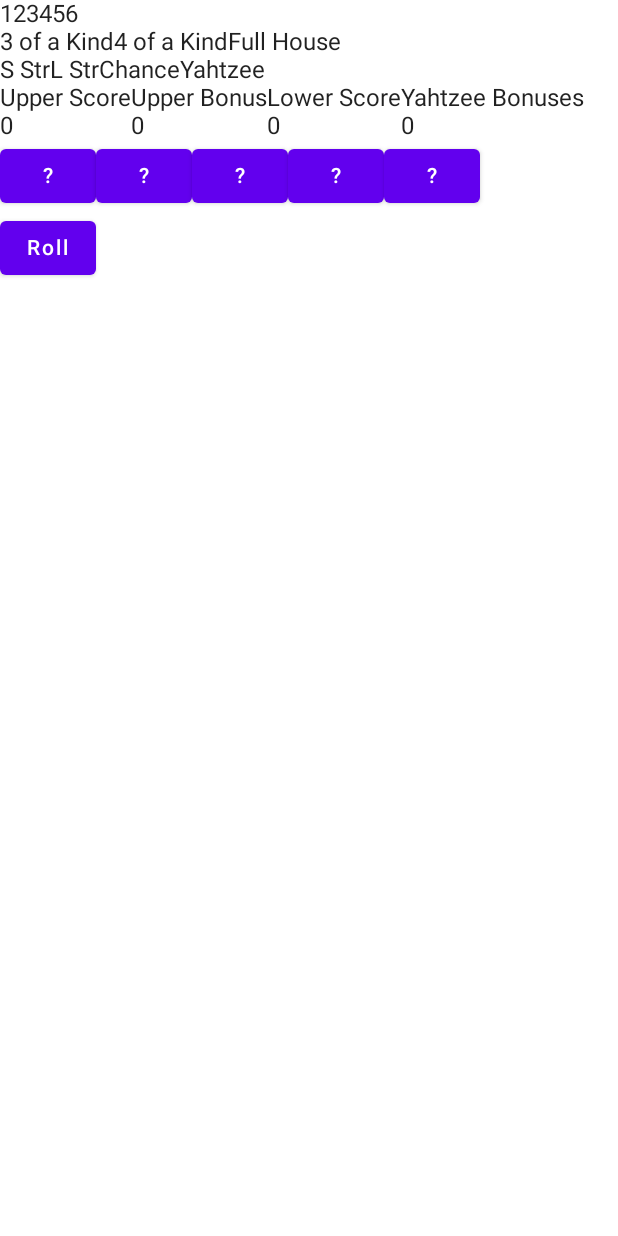
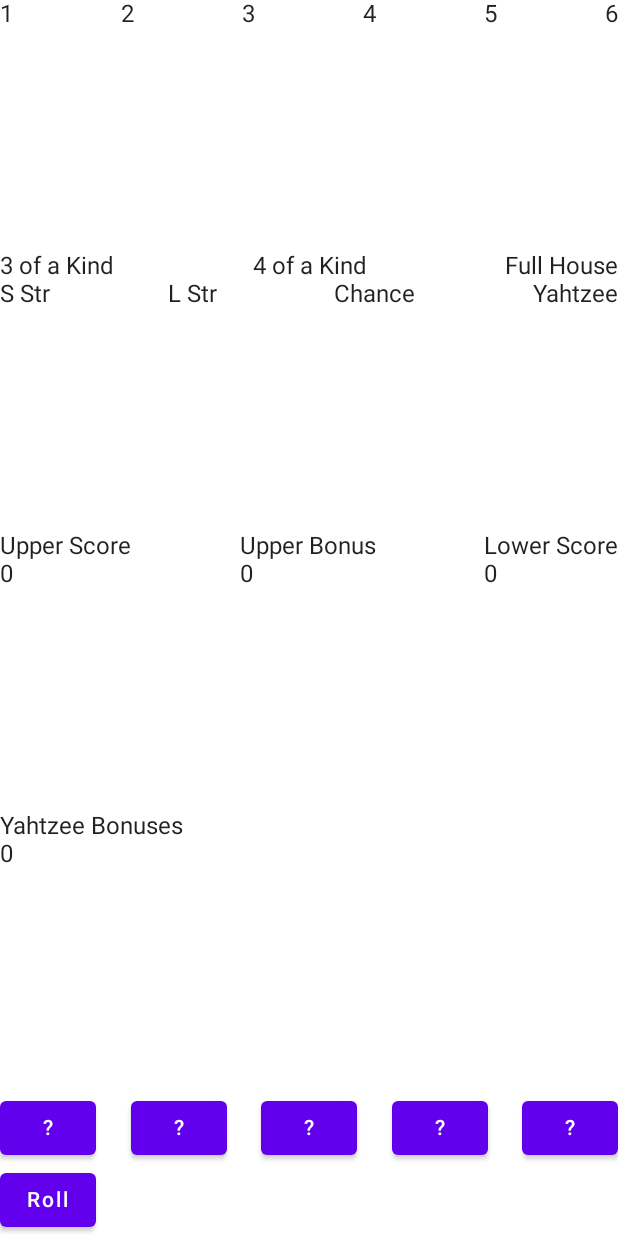
Before and after one commit to bryceac/yahtzee_android, an Android app built with Jetpack Compose: the screen it shows after launch (MainActivity), on a phone screen of 412 x 824 dp. Run offline under Robolectric (Android 15) with nearby library versions, the phone set to English and light mode, and no system bars.

Commit message:
work o UI.

```diff
--- a/app/src/main/java/me/brycecampbell/yahtzee/MainActivity.kt
+++ b/app/src/main/java/me/brycecampbell/yahtzee/MainActivity.kt
@@ -3,8 +3,7 @@ package me.brycecampbell.yahtzee
 import android.os.Bundle
 import androidx.activity.ComponentActivity
 import androidx.activity.compose.setContent
-import androidx.compose.foundation.layout.Column
-import androidx.compose.foundation.layout.Row
+import androidx.compose.foundation.layout.*
 import androidx.compose.material.Button
 import androidx.compose.material.MaterialTheme
 import androidx.compose.material.Surface
@@ -13,6 +12,7 @@ import androidx.compose.runtime.Composable
 import androidx.compose.runtime.MutableState
 import androidx.compose.runtime.mutableStateOf
 import androidx.compose.runtime.remember
+import androidx.compose.ui.Modifier
 import androidx.compose.ui.tooling.preview.Preview
 import me.brycecampbell.yahtzee.ui.theme.YahtzeeTheme
 
@@ -49,7 +49,7 @@ class MainActivity : ComponentActivity() {
             YahtzeeTheme {
                 // A surface container using the 'background' color from the theme
                 Surface(color = MaterialTheme.colors.background) {
-                    Column {
+                    Column(modifier = Modifier.fillMaxHeight(), verticalArrangement = Arrangement.SpaceBetween) {
                         UpperSection()
                         LowerSection()
                         ScoreSection()
@@ -70,7 +70,7 @@ class MainActivity : ComponentActivity() {
 
         val game = state.value.clone() as Game
 
-        Row {
+        Row(modifier = Modifier.fillMaxWidth(), horizontalArrangement = Arrangement.SpaceBetween) {
             for (key in game.upperKeys) {
                 Column {
                     Text("$key")
@@ -83,11 +83,10 @@ class MainActivity : ComponentActivity() {
                         val points = game.upperPossibilities[key]!!
 
                         Button(onClick = {
-                            game.scoreboard.upperSection[key] = points
-
                             if (Pair.pair(game.dice) == Pair.FIVE_OF_A_KIND && game.scoreboard.lowerSection[game.lowerKeys.last()] == 50) {
                                 game.scoreboard.numberOfYahtzeeBonsuses += 1
                             }
+                            game.scoreboard.upperSection[key] = points
                             game.rolls = 0
                             game.releaseDice()
                             state.value = game
@@ -109,7 +108,7 @@ class MainActivity : ComponentActivity() {
         val secondRowKeyIndices = game.lowerKeys.indices.filter { it in 3..6 }
 
         Column {
-            Row {
+            Row(modifier = Modifier.fillMaxWidth(), horizontalArrangement = Arrangement.SpaceBetween) {
                 for (index in firstRowKeyIndices) {
                     val key = game.lowerKeys[index]
 
@@ -124,10 +123,10 @@ class MainActivity : ComponentActivity() {
                             val points: Int = game.lowerPossibilities[key]!!
 
                             Button(onClick = {
-                                game.scoreboard.lowerSection[key] = points
                                 if (Pair.pair(game.dice) == Pair.FIVE_OF_A_KIND && game.scoreboard.lowerSection[game.lowerKeys.last()] == 50) {
                                     game.scoreboard.numberOfYahtzeeBonsuses += 1
                                 }
+                                game.scoreboard.lowerSection[key] = points
                                 game.rolls = 0
                                 game.releaseDice()
                                 state.value = game
@@ -139,7 +138,7 @@ class MainActivity : ComponentActivity() {
                 }
             }
 
-            Row {
+            Row(modifier = Modifier.fillMaxWidth(), horizontalArrangement = Arrangement.SpaceBetween) {
                 for (index in secondRowKeyIndices) {
                     val key = game.lowerKeys[index]
 
@@ -154,11 +153,10 @@ class MainActivity : ComponentActivity() {
                             val points = game.lowerPossibilities[key]!!
 
                             Button(onClick = {
-                                game.scoreboard.lowerSection[key] = points
                                 if (Pair.pair(game.dice) == Pair.FIVE_OF_A_KIND && game.scoreboard.lowerSection[game.lowerKeys.last()] == 50) {
                                     game.scoreboard.numberOfYahtzeeBonsuses += 1
                                 }
-
+                                game.scoreboard.lowerSection[key] = points
                                 game.rolls = 0
                                 game.releaseDice()
                                 state.value = game
@@ -174,7 +172,7 @@ class MainActivity : ComponentActivity() {
 
     @Composable
     fun ScoreSection() {
-        Row {
+        Row(modifier = Modifier.fillMaxWidth(), horizontalArrangement = Arrangement.SpaceBetween) {
             Column {
                 Text("Upper Score")
                 Text("${state.value.scoreboard.upperScore}")
@@ -189,7 +187,9 @@ class MainActivity : ComponentActivity() {
                 Text("Lower Score")
                 Text("${state.value.scoreboard.lowerScore}")
             }
+        }
 
+        Row {
             Column {
                 Text("${getString(R.string.five_of_kind_key)} Bonuses")
                 Text("${state.value.scoreboard.numberOfYahtzeeBonsuses}")
@@ -203,7 +203,7 @@ class MainActivity : ComponentActivity() {
         val game = state.value.clone() as Game
 
         Column {
-            Row {
+            Row(modifier = Modifier.fillMaxWidth(), horizontalArrangement = Arrangement.SpaceBetween) {
                 for (die in game.dice) {
                     Button(onClick = {
                         die.isHeld = !die.isHeld
@@ -249,7 +249,7 @@ class MainActivity : ComponentActivity() {
             Column {
                 UpperSection()
                 LowerSection()
-                ScoreSection()
+                // ScoreSection()
                 PlayArea()
             }
         }
```
